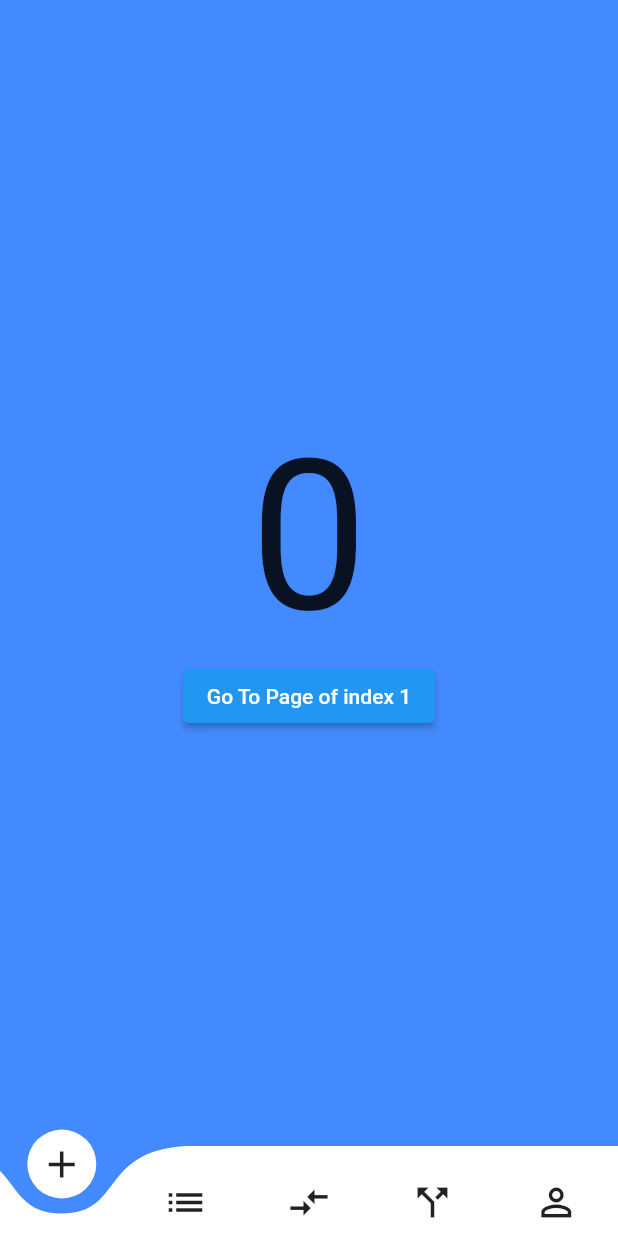
After one commit to admirerr/SplitKaro, a Flutter app: the BottomNavBar screen opened directly, on a phone screen of 412 x 824 dp. The commit adds this screen. Run offline on Flutter 3.47's test engine with Material 2 defaults, Android fonts, the light colour scheme and no system bars; drawn by our look-alikes of curved_navigation_bar; our stand-ins replace firebase_auth, firebase_core; accounts and stored records are empty.

Commit message:
Added temporary Dashboard and a separate navigation file

```diff
--- /dev/null
+++ b/lib/navigation.dart
@@ -0,0 +1,61 @@
+import 'package:flutter/material.dart';
+import 'package:curved_navigation_bar/curved_navigation_bar.dart';
+
+void main() => runApp(MaterialApp(home: BottomNavBar()));
+
+class BottomNavBar extends StatefulWidget {
+  @override
+  _BottomNavBarState createState() => _BottomNavBarState();
+}
+
+class _BottomNavBarState extends State<BottomNavBar> {
+  int _page = 0;
+  GlobalKey<CurvedNavigationBarState> _bottomNavigationKey = GlobalKey();
+
+  @override
+  Widget build(BuildContext context) {
+    return Scaffold(
+        bottomNavigationBar: CurvedNavigationBar(
+          key: _bottomNavigationKey,
+          index: 0,
+          height: 60.0,
+          items: <Widget>[
+            Icon(Icons.add, size: 30),
+            Icon(Icons.list, size: 30),
+            Icon(Icons.compare_arrows, size: 30),
+            Icon(Icons.call_split, size: 30),
+            Icon(Icons.perm_identity, size: 30),
+          ],
+          color: Colors.white,
+          buttonBackgroundColor: Colors.white,
+          backgroundColor: Colors.blueAccent,
+          animationCurve: Curves.easeInOut,
+          animationDuration: Duration(milliseconds: 600),
+          onTap: (index) {
+            setState(() {
+              _page = index;
+            });
+          },
+          letIndexChange: (index) => true,
+        ),
+        body: Container(
+          color: Colors.blueAccent,
+          child: Center(
+            child: Column(
+              mainAxisAlignment: MainAxisAlignment.center,
+              children: <Widget>[
+                Text(_page.toString(), textScaleFactor: 10.0),
+                ElevatedButton(
+                  child: Text('Go To Page of index 1'),
+                  onPressed: () {
+                    final CurvedNavigationBarState? navBarState =
+                        _bottomNavigationKey.currentState;
+                    navBarState?.setPage(1);
+                  },
+                )
+              ],
+            ),
+          ),
+        ));
+  }
+}
--- a/pubspec.yaml
+++ b/pubspec.yaml
@@ -40,6 +40,10 @@ dependencies:
   # firebase auth and firebase core
   firebase_core: ^2.4.1
   firebase_auth: ^4.2.5
+
+  #curved nav bar
+  curved_navigation_bar: ^1.0.3 #latest version
+
 
 dev_dependencies:
   flutter_test:
```
Also changed, not shown: lib/SplashScreen.dart (+39 -2 lines), lib/login.dart (+43 -2 lines), lib/profile_screen.dart (added, +17 -0 lines), pubspec.lock.
